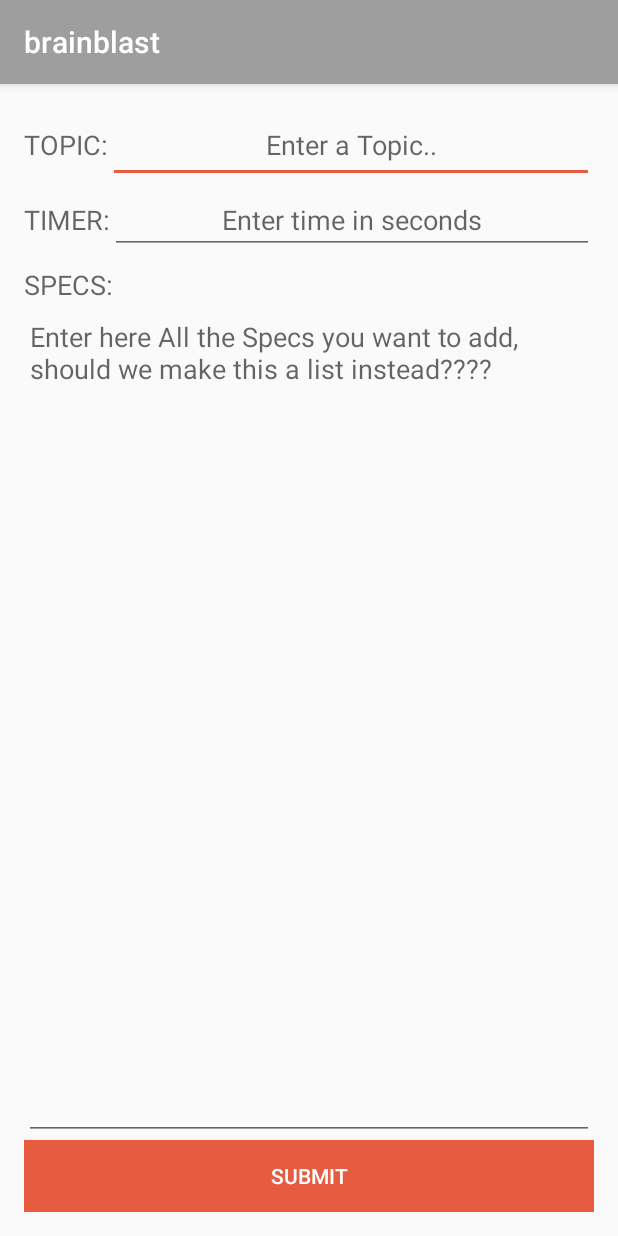
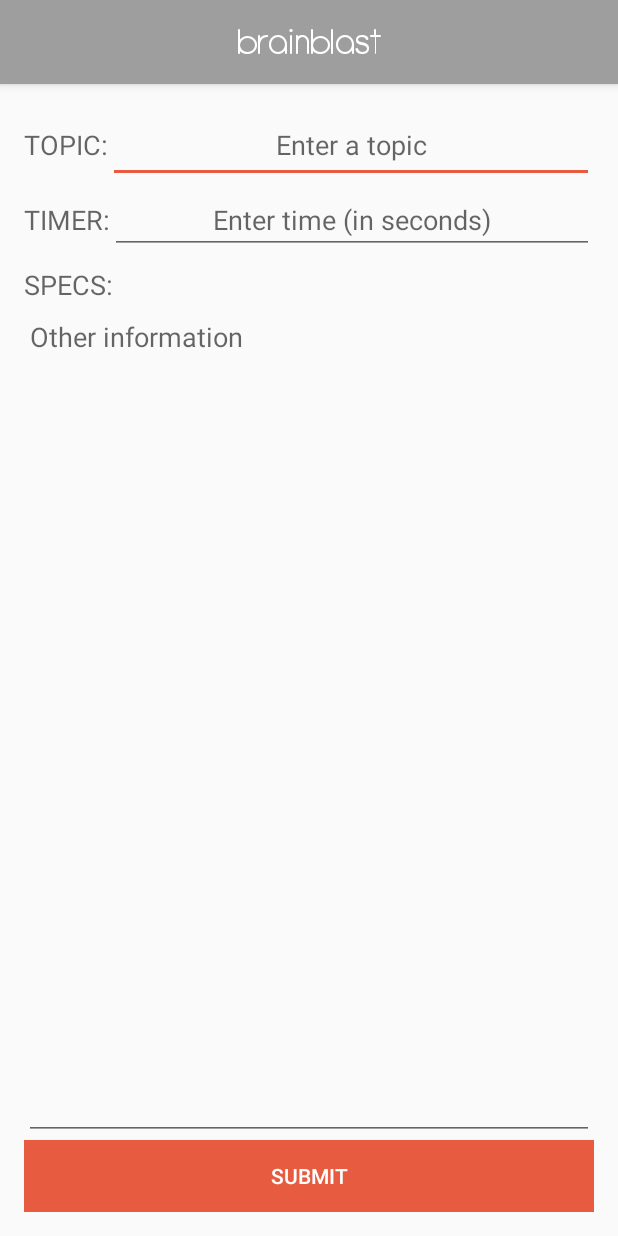
Before and after one commit to fkennedy/Brainstorm, an Android app: the DetailActivity screen opened directly, with no data from a screen before it, after a tap on "CREATE NEW BRAINSTORM SESSION", on a phone screen of 412 x 824 dp. Run offline under Robolectric (Android 15) with nearby library versions, the phone set to English and light mode, and no system bars; libraries missing offline, so code that uses them is left out: com.firebase.client; 4 statements that could not run were skipped.

Commit message:
finished prototype

```diff
--- a/app/src/main/java/com/example/michellewang/brainstorm/DetailActivity.java
+++ b/app/src/main/java/com/example/michellewang/brainstorm/DetailActivity.java
@@ -1,12 +1,16 @@
 package com.example.michellewang.brainstorm;
 
 import android.content.Intent;
+import android.graphics.Typeface;
 import android.os.Bundle;
+import android.support.v7.app.ActionBar;
 import android.support.v7.app.AppCompatActivity;
 import android.support.v7.widget.Toolbar;
+import android.view.Gravity;
 import android.view.MenuItem;
 import android.view.View;
 import android.widget.Button;
+import android.widget.TextView;
 
 public class DetailActivity extends AppCompatActivity {
 
@@ -38,6 +42,20 @@ public class DetailActivity extends AppCompatActivity {
                 startActivity(newBrainstorm);
             }
         });
+
+        final ActionBar abar = getSupportActionBar();
+        View viewActionBar = getLayoutInflater().inflate(R.layout.app_bar_main_layout, null);
+        ActionBar.LayoutParams params = new ActionBar.LayoutParams(//Center the textview in the ActionBar !
+                ActionBar.LayoutParams.WRAP_CONTENT,
+                ActionBar.LayoutParams.MATCH_PARENT,
+                Gravity.CENTER);
+        TextView textviewTitle = (TextView) viewActionBar.findViewById(R.id.actionbar_textview);
+        textviewTitle.setText("brainblast");
+        Typeface tf = Typeface.createFromAsset(getAssets(), "fonts/antipasto.regular.otf");
+        textviewTitle.setTypeface(tf);
+        abar.setCustomView(viewActionBar, params);
+        abar.setDisplayShowCustomEnabled(true);
+        abar.setDisplayShowTitleEnabled(false);
     }
 
     @Override
--- a/app/src/main/java/com/example/michellewang/brainstorm/New_Session.java
+++ b/app/src/main/java/com/example/michellewang/brainstorm/New_Session.java
@@ -1,12 +1,16 @@
 package com.example.michellewang.brainstorm;
 
 import android.content.Intent;
+import android.graphics.Typeface;
 import android.os.Bundle;
+import android.support.v7.app.ActionBar;
 import android.support.v7.app.AppCompatActivity;
+import android.view.Gravity;
 import android.view.View;
 import android.widget.Button;
 import android.widget.EditText;
 import android.widget.ListView;
+import android.widget.TextView;
 
 import com.firebase.client.Firebase;
 
@@ -68,5 +72,19 @@ public class New_Session extends AppCompatActivity {
                 startActivity(submit);
             }
         });
+
+        final ActionBar abar = getSupportActionBar();
+        View viewActionBar = getLayoutInflater().inflate(R.layout.app_bar_main_layout, null);
+        ActionBar.LayoutParams params = new ActionBar.LayoutParams(//Center the textview in the ActionBar !
+                ActionBar.LayoutParams.WRAP_CONTENT,
+                ActionBar.LayoutParams.MATCH_PARENT,
+                Gravity.CENTER);
+        TextView textviewTitle = (TextView) viewActionBar.findViewById(R.id.actionbar_textview);
+        textviewTitle.setText("brainblast");
+        Typeface tf = Typeface.createFromAsset(getAssets(), "fonts/antipasto.regular.otf");
+        textviewTitle.setTypeface(tf);
+        abar.setCustomView(viewActionBar, params);
+        abar.setDisplayShowCustomEnabled(true);
+        abar.setDisplayShowTitleEnabled(false);
     }
 }
--- a/app/src/main/res/layout/activity_new__session.xml
+++ b/app/src/main/res/layout/activity_new__session.xml
@@ -56,7 +56,7 @@
         <EditText
             android:layout_width="match_parent"
             android:layout_height="wrap_content"
-            android:hint="Enter time in seconds"
+            android:hint="Enter time (in seconds)"
             android:text="@string/current_timer"
             android:id="@+id/timer_text"
             android:gravity="center"
--- a/app/src/main/res/values/strings.xml
+++ b/app/src/main/res/values/strings.xml
@@ -31,9 +31,9 @@
 
     <!-- From Jcheung & Victor's progress -->
     <string name="action_settings">Settings</string>
-    <string name="topic_hint">  Enter a Topic..</string>
+    <string name="topic_hint">  Enter a topic</string>
     <string name="submit_button">SUBMIT</string>
-    <string name="spec_hint">Enter here All the Specs you want to add, should we make this a list instead????</string>
+    <string name="spec_hint">Other information</string>
     <string name="current_timer"></string>
     <string name="timer_hint">Format 00:00:00</string>
 </resources>
```
Also changed, not shown: app/src/main/java/com/example/michellewang/brainstorm/Brainstorm_Session.java (+17 -0 lines), app/src/main/java/com/example/michellewang/brainstorm/DisplayMessageActivity.java (+16 -4 lines), app/src/main/java/com/example/michellewang/brainstorm/Groups.java (+18 -0 lines), app/src/main/java/com/example/michellewang/brainstorm/MyActivity.java (+19 -2 lines).
